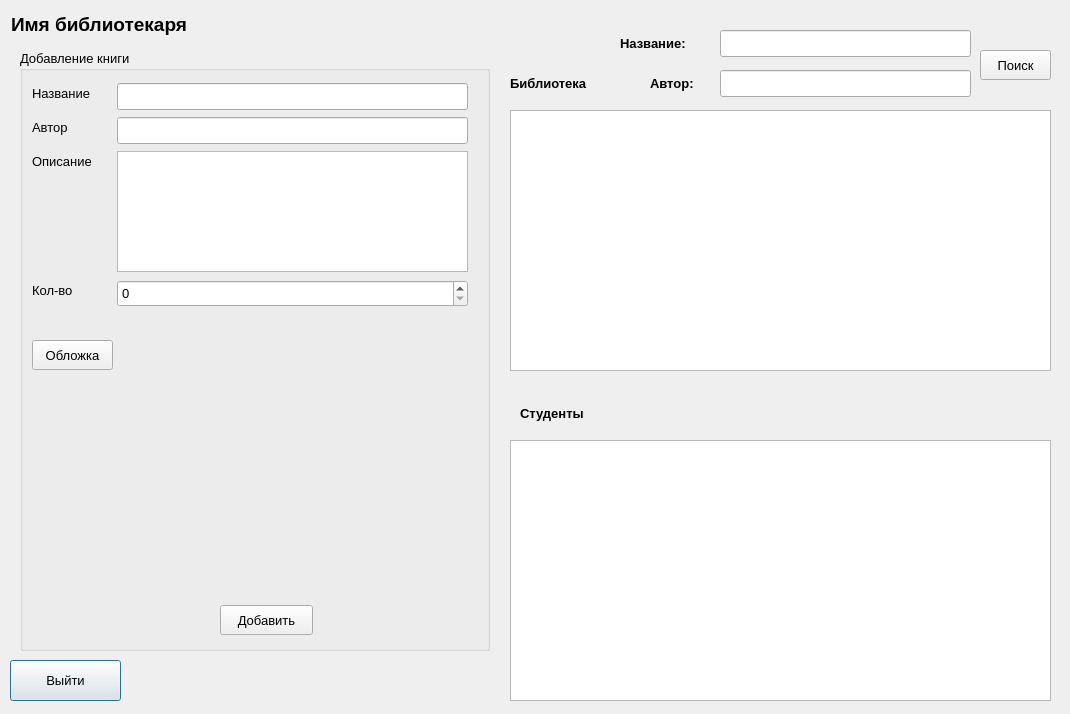
The window that librarianform.ui (sudovag3/mstu-work-qt) describes before a commit, drawn with Qt 5.
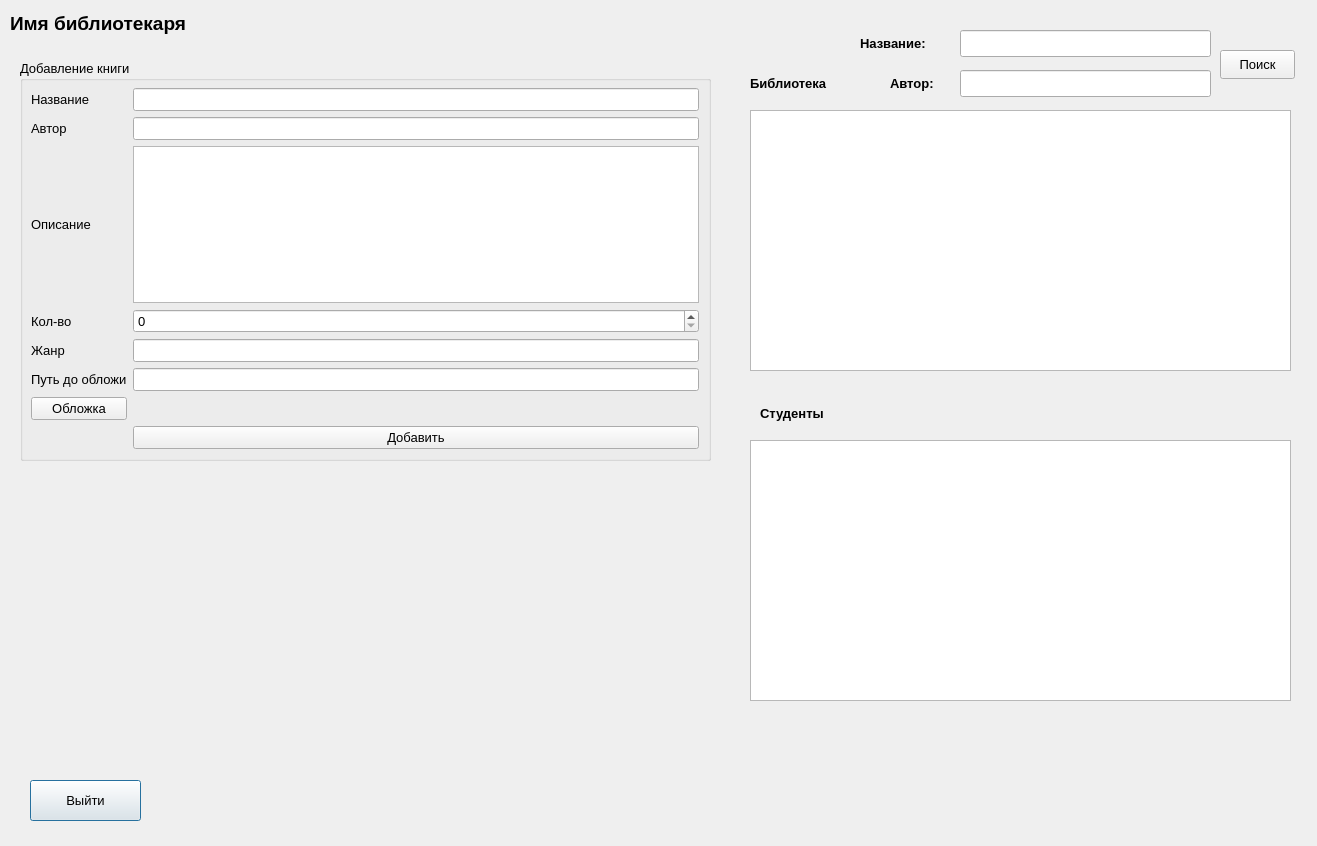
The same window after the commit.

```diff
--- a/librarianform.ui
+++ b/librarianform.ui
@@ -6,8 +6,8 @@
    <rect>
     <x>0</x>
     <y>0</y>
-    <width>1070</width>
-    <height>714</height>
+    <width>1317</width>
+    <height>846</height>
    </rect>
   </property>
   <property name="font">
@@ -21,8 +21,8 @@
   <widget class="QLabel" name="label">
    <property name="geometry">
     <rect>
-     <x>11</x>
-     <y>11</y>
+     <x>10</x>
+     <y>10</y>
      <width>521</width>
      <height>28</height>
     </rect>
@@ -34,8 +34,8 @@
   <widget class="QPushButton" name="ButtonClose">
    <property name="geometry">
     <rect>
-     <x>10</x>
-     <y>660</y>
+     <x>30</x>
+     <y>780</y>
      <width>111</width>
      <height>41</height>
     </rect>
@@ -44,13 +44,16 @@
     <string>Выйти</string>
    </property>
   </widget>
-  <widget class="QGroupBox" name="groupBox">
+  <widget class="QGroupBox" name="createBookBox">
+   <property name="enabled">
+    <bool>true</bool>
+   </property>
    <property name="geometry">
     <rect>
      <x>20</x>
-     <y>50</y>
-     <width>470</width>
-     <height>601</height>
+     <y>60</y>
+     <width>691</width>
+     <height>401</height>
     </rect>
    </property>
    <property name="sizePolicy">
@@ -62,151 +65,117 @@
    <property name="title">
     <string>Добавление книги</string>
    </property>
-   <widget class="QLabel" name="label_2">
-    <property name="geometry">
-     <rect>
-      <x>12</x>
-      <y>33</y>
-      <width>75</width>
-      <height>21</height>
-     </rect>
+   <layout class="QGridLayout" name="gridLayout">
+    <property name="leftMargin">
+     <number>8</number>
     </property>
-    <property name="text">
-     <string>Название</string>
+    <property name="topMargin">
+     <number>7</number>
     </property>
-   </widget>
-   <widget class="QLabel" name="label_3">
-    <property name="geometry">
-     <rect>
-      <x>12</x>
-      <y>67</y>
-      <width>46</width>
-      <height>21</height>
-     </rect>
-    </property>
-    <property name="text">
-     <string>Автор</string>
-    </property>
-   </widget>
-   <widget class="QPushButton" name="createBookButton">
-    <property name="geometry">
-     <rect>
-      <x>200</x>
-      <y>555</y>
-      <width>93</width>
-      <height>30</height>
-     </rect>
-    </property>
-    <property name="text">
-     <string>Добавить</string>
-    </property>
-   </widget>
-   <widget class="QLabel" name="label_4">
-    <property name="geometry">
-     <rect>
-      <x>12</x>
-      <y>101</y>
-      <width>78</width>
-      <height>21</height>
-     </rect>
-    </property>
-    <property name="text">
-     <string>Описание</string>
-    </property>
-   </widget>
-   <widget class="QLabel" name="label_5">
-    <property name="geometry">
-     <rect>
-      <x>12</x>
-      <y>230</y>
-      <width>52</width>
-      <height>21</height>
-     </rect>
-    </property>
-    <property name="text">
-     <string>Кол-во</string>
-    </property>
-   </widget>
-   <widget class="QLabel" name="Lbl_image">
-    <property name="enabled">
-     <bool>true</bool>
-    </property>
-    <property name="geometry">
-     <rect>
-      <x>100</x>
-      <y>270</y>
-      <width>341</width>
-      <height>271</height>
-     </rect>
-    </property>
-    <property name="text">
-     <string/>
-    </property>
-   </widget>
-   <widget class="QSpinBox" name="spinBox">
-    <property name="geometry">
-     <rect>
-      <x>97</x>
-      <y>230</y>
-      <width>351</width>
-      <height>27</height>
-     </rect>
-    </property>
-   </widget>
-   <widget class="QTextEdit" name="textEdit">
-    <property name="geometry">
-     <rect>
-      <x>97</x>
-      <y>101</y>
-      <width>351</width>
-      <height>121</height>
-     </rect>
-    </property>
-   </widget>
-   <widget class="QLineEdit" name="createPassword">
-    <property name="geometry">
-     <rect>
-      <x>97</x>
-      <y>67</y>
-      <width>351</width>
-      <height>27</height>
-     </rect>
-    </property>
-   </widget>
-   <widget class="QLineEdit" name="createLogin">
-    <property name="geometry">
-     <rect>
-      <x>97</x>
-      <y>33</y>
-      <width>351</width>
-      <height>27</height>
-     </rect>
-    </property>
-    <property name="sizePolicy">
-     <sizepolicy hsizetype="Expanding" vsizetype="Fixed">
-      <horstretch>6</horstretch>
-      <verstretch>0</verstretch>
-     </sizepolicy>
-    </property>
-   </widget>
-   <widget class="QPushButton" name="Downloadimage">
-    <property name="geometry">
-     <rect>
-      <x>12</x>
-      <y>290</y>
-      <width>81</width>
-      <height>30</height>
-     </rect>
-    </property>
-    <property name="text">
-     <string>Обложка</string>
-    </property>
-   </widget>
+    <item row="4" column="0">
+     <widget class="QLabel" name="label_10">
+      <property name="text">
+       <string>Жанр</string>
+      </property>
+     </widget>
+    </item>
+    <item row="2" column="2">
+     <widget class="QTextEdit" name="DescriptionEdit"/>
+    </item>
+    <item row="3" column="0">
+     <widget class="QLabel" name="label_5">
+      <property name="text">
+       <string>Кол-во</string>
+      </property>
+     </widget>
+    </item>
+    <item row="7" column="2">
+     <widget class="QLabel" name="Lbl_image">
+      <property name="enabled">
+       <bool>true</bool>
+      </property>
+      <property name="text">
+       <string/>
+      </property>
+     </widget>
+    </item>
+    <item row="1" column="0">
+     <widget class="QLabel" name="label_3">
+      <property name="text">
+       <string>Автор</string>
+      </property>
+     </widget>
+    </item>
+    <item row="7" column="0">
+     <widget class="QPushButton" name="Downloadimage">
+      <property name="text">
+       <string>Обложка</string>
+      </property>
+     </widget>
+    </item>
+    <item row="2" column="0">
+     <widget class="QLabel" name="label_4">
+      <property name="text">
+       <string>Описание</string>
+      </property>
+     </widget>
+    </item>
+    <item row="3" column="2">
+     <widget class="QSpinBox" name="quantityBox"/>
+    </item>
+    <item row="0" column="2">
+     <widget class="QLineEdit" name="titleEdit">
+      <property name="sizePolicy">
+       <sizepolicy hsizetype="Expanding" vsizetype="Fixed">
+        <horstretch>6</horstretch>
+        <verstretch>0</verstretch>
+       </sizepolicy>
+      </property>
+     </widget>
+    </item>
+    <item row="8" column="2">
+     <widget class="QPushButton" name="createBookButton">
+      <property name="text">
+       <string>Добавить</string>
+      </property>
+     </widget>
+    </item>
+    <item row="0" column="0">
+     <widget class="QLabel" name="label_2">
+      <property name="text">
+       <string>Название</string>
+      </property>
+     </widget>
+    </item>
+    <item row="1" column="2">
+     <widget class="QLineEdit" name="autorEdit"/>
+    </item>
+    <item row="4" column="2">
+     <widget class="QLineEdit" name="genreEdit"/>
+    </item>
+    <item row="5" column="0">
+     <widget class="QLabel" name="label_11">
+      <property name="text">
+       <string>Путь до обложи</string>
+      </property>
+     </widget>
+    </item>
+    <item row="5" column="2">
+     <widget class="QLineEdit" name="imagePathEdit">
+      <property name="enabled">
+       <bool>true</bool>
+      </property>
+      <property name="readOnly">
+       <bool>true</bool>
+      </property>
+     </widget>
+    </item>
+   </layout>
   </widget>
   <widget class="QListWidget" name="listWidget">
    <property name="geometry">
     <rect>
-     <x>510</x>
+     <x>750</x>
      <y>110</y>
      <width>541</width>
      <height>261</height>
@@ -216,7 +185,7 @@
   <widget class="QLabel" name="label_6">
    <property name="geometry">
     <rect>
-     <x>510</x>
+     <x>750</x>
      <y>70</y>
      <width>111</width>
      <height>28</height>
@@ -229,7 +198,7 @@
   <widget class="QListWidget" name="listWidget_2">
    <property name="geometry">
     <rect>
-     <x>510</x>
+     <x>750</x>
      <y>440</y>
      <width>541</width>
      <height>261</height>
@@ -239,7 +208,7 @@
   <widget class="QLabel" name="label_7">
    <property name="geometry">
     <rect>
-     <x>520</x>
+     <x>760</x>
      <y>400</y>
      <width>91</width>
      <height>28</height>
@@ -252,7 +221,7 @@
   <widget class="QLineEdit" name="createLogin_3">
    <property name="geometry">
     <rect>
-     <x>720</x>
+     <x>960</x>
      <y>30</y>
      <width>251</width>
      <height>27</height>
@@ -268,7 +237,7 @@
   <widget class="QLabel" name="label_8">
    <property name="geometry">
     <rect>
-     <x>620</x>
+     <x>860</x>
      <y>30</y>
      <width>91</width>
      <height>28</height>
@@ -281,7 +250,7 @@
   <widget class="QLabel" name="label_9">
    <property name="geometry">
     <rect>
-     <x>650</x>
+     <x>890</x>
      <y>70</y>
      <width>61</width>
      <height>28</height>
@@ -294,7 +263,7 @@
   <widget class="QLineEdit" name="createLogin_4">
    <property name="geometry">
     <rect>
-     <x>720</x>
+     <x>960</x>
      <y>70</y>
      <width>251</width>
      <height>27</height>
@@ -310,10 +279,10 @@
   <widget class="QPushButton" name="createBookButton_2">
    <property name="geometry">
     <rect>
-     <x>980</x>
+     <x>1220</x>
      <y>50</y>
-     <width>71</width>
-     <height>30</height>
+     <width>75</width>
+     <height>29</height>
     </rect>
    </property>
    <property name="text">
```
Left out of the diff: 10 changed lines with no effect on the pictures.
